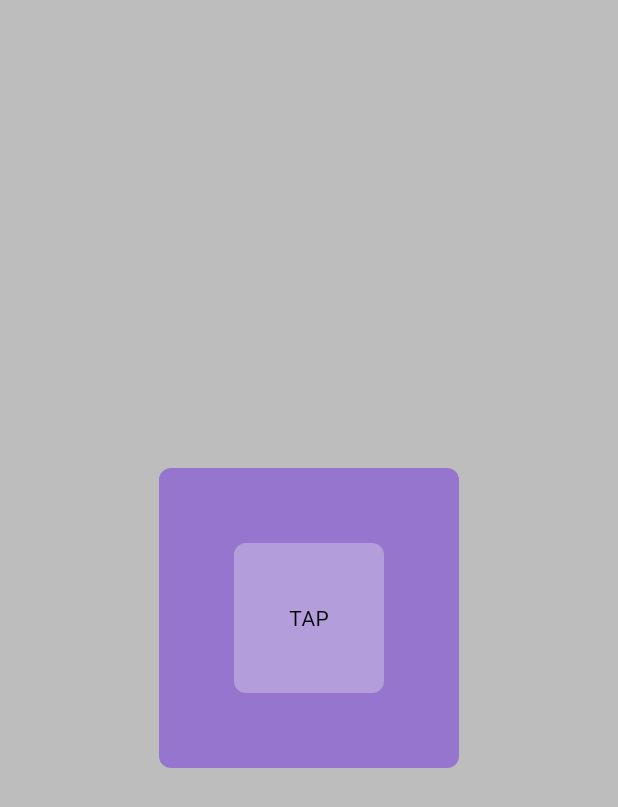
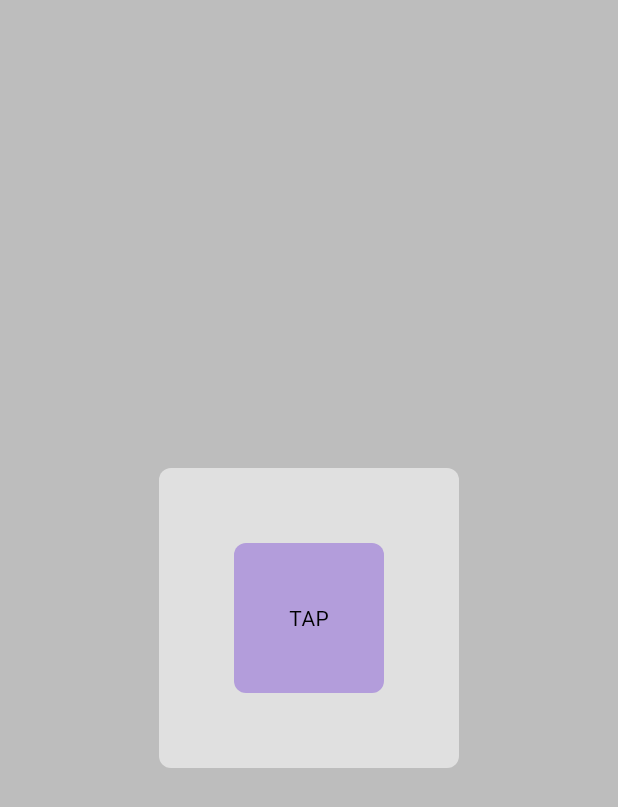
Before and after one commit to SteiKnight/darklightmodeexperiment, a Flutter app: the screen it shows after launch, on a phone screen of 412 x 824 dp. Shown: the top 807 px of the screen. Run offline on Flutter 3.47's test engine with Material 3 defaults, Android fonts, the phone set to English and light mode, and no system bars.

Commit message:
:created theme provider

```diff
--- a/lib/components/button.dart
+++ b/lib/components/button.dart
@@ -4,7 +4,7 @@
   final Color? color;
   final void Function()? onTap;
 
-  MyButton({
+  const MyButton({
     super.key,
     required this.color,
     required this.onTap,
--- a/lib/main.dart
+++ b/lib/main.dart
@@ -1,9 +1,14 @@
 import 'package:darklightmodeexperiment/pages/home_page.dart';
 import 'package:darklightmodeexperiment/theme/theme.dart';
+import 'package:darklightmodeexperiment/theme/theme_provider.dart';
 import 'package:flutter/material.dart';
+import 'package:provider/provider.dart';
 
 void main() {
-  runApp(const MyApp());
+  runApp(ChangeNotifierProvider(
+    create: (context) => ThemeProvider(),
+    child: const MyApp(),
+  ));
 }
 
 class MyApp extends StatelessWidget {
@@ -14,8 +19,8 @@
     return MaterialApp(
       debugShowCheckedModeBanner: false,
       home: HomePage(),
-      theme: lightMode,
-      darkTheme: darkMode,
+      theme: Provider.of<ThemeProvider>(context).themeData,
+
     );
   }
 }
--- a/lib/pages/home_page.dart
+++ b/lib/pages/home_page.dart
@@ -16,7 +16,7 @@
         backgroundColor: Theme.of(context).colorScheme.surface,
         body: Center(
           child: MyBox(
-            color: Colors.deepPurple[300],
+            color: Theme.of(context).colorScheme.primary,
             child: MyButton(
               color: Colors.deepPurple[200],
               onTap:(){}
--- /dev/null
+++ b/lib/theme/theme_provider.dart
@@ -0,0 +1,21 @@
+import 'package:darklightmodeexperiment/theme/theme.dart';
+import 'package:flutter/material.dart';
+
+class ThemeProvider with ChangeNotifier {
+  ThemeData _themeData = lightMode;
+
+  ThemeData get themeData => _themeData;
+
+  set themeData(ThemeData themeData) {
+    _themeData = themeData;
+    notifyListeners();
+  }
+
+  void toggleTheme() {
+    if (_themeData == lightMode) {
+      themeData = darkMode;
+    } else {
+      themeData = lightMode;
+    }
+  }
+}
--- a/pubspec.yaml
+++ b/pubspec.yaml
@@ -34,6 +34,7 @@
   # The following adds the Cupertino Icons font to your application.
   # Use with the CupertinoIcons class for iOS style icons.
   cupertino_icons: ^1.0.8
+  provider: ^6.1.2
 
 dev_dependencies:
   flutter_test:
```
Also changed, not shown: lib/theme/theme.dart (+6 -5 lines), pubspec.lock.
